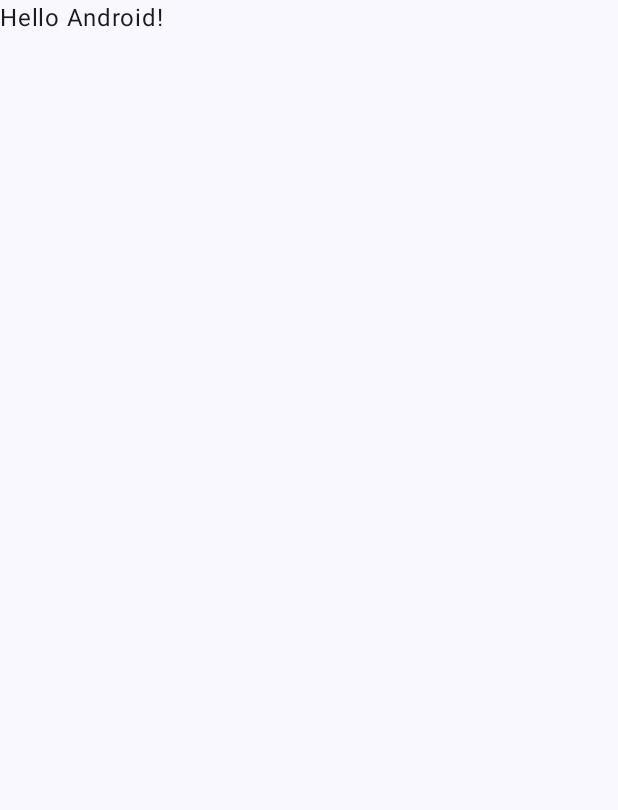
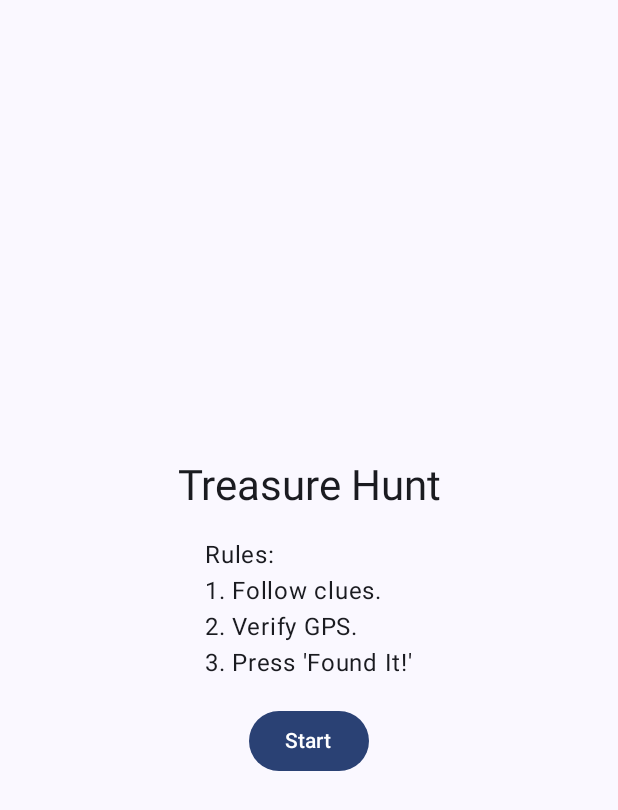
Before and after one commit to CS-492-nilsstreedain/assignment6, an Android app built with Jetpack Compose: the screen it shows after launch (MainActivity), on a phone screen of 412 x 824 dp. Before the commit the part shown is almost empty. Shown: the top 810 px of the screen. Run offline under Robolectric (Android 15) with nearby library versions, the phone set to English and light mode, and no system bars.

Commit message:
Completed Assignment 6

```diff
--- a/app/build.gradle.kts
+++ b/app/build.gradle.kts
@@ -49,6 +49,8 @@ dependencies {
     implementation(libs.androidx.ui.graphics)
     implementation(libs.androidx.ui.tooling.preview)
     implementation(libs.androidx.material3)
+    implementation(libs.androidx.navigation.compose)
+    implementation(libs.play.services.location)
     testImplementation(libs.junit)
     androidTestImplementation(libs.androidx.junit)
     androidTestImplementation(libs.androidx.espresso.core)
--- a/app/src/main/AndroidManifest.xml
+++ b/app/src/main/AndroidManifest.xml
@@ -1,7 +1,8 @@
 <?xml version="1.0" encoding="utf-8"?>
 <manifest xmlns:android="http://schemas.android.com/apk/res/android"
     xmlns:tools="http://schemas.android.com/tools">
-
+    <uses-permission android:name="android.permission.ACCESS_FINE_LOCATION" />
+    <uses-permission android:name="android.permission.ACCESS_COARSE_LOCATION" />
     <application
         android:allowBackup="true"
         android:dataExtractionRules="@xml/data_extraction_rules"
--- a/app/src/main/java/com/example/assignment6/MainActivity.kt
+++ b/app/src/main/java/com/example/assignment6/MainActivity.kt
@@ -1,3 +1,8 @@
+/* Assignment 6
+   MainActivity.kt
+   Nils Streedain | streedan@oregonstate.com
+   CS 492 | Oregon State University
+*/
 package com.example.assignment6
 
 import android.os.Bundle
@@ -7,10 +12,10 @@ import androidx.activity.enableEdgeToEdge
 import androidx.compose.foundation.layout.fillMaxSize
 import androidx.compose.foundation.layout.padding
 import androidx.compose.material3.Scaffold
-import androidx.compose.material3.Text
 import androidx.compose.runtime.Composable
 import androidx.compose.ui.Modifier
 import androidx.compose.ui.tooling.preview.Preview
+import com.example.assignment6.ui.AppNavHost
 import com.example.assignment6.ui.theme.Assignment6Theme
 
 class MainActivity : ComponentActivity() {
@@ -20,28 +25,17 @@ class MainActivity : ComponentActivity() {
         setContent {
             Assignment6Theme {
                 Scaffold(modifier = Modifier.fillMaxSize()) { innerPadding ->
-                    Greeting(
-                        name = "Android",
-                        modifier = Modifier.padding(innerPadding)
-                    )
+                    AppNavHost(modifier = Modifier.padding(innerPadding))
                 }
             }
         }
     }
 }
 
-@Composable
-fun Greeting(name: String, modifier: Modifier = Modifier) {
-    Text(
-        text = "Hello $name!",
-        modifier = modifier
-    )
-}
-
 @Preview(showBackground = true)
 @Composable
-fun GreetingPreview() {
+fun MainActivityPreview() {
     Assignment6Theme {
-        Greeting("Android")
+        AppNavHost()
     }
 }
--- /dev/null
+++ b/app/src/main/java/com/example/assignment6/data/ClueData.kt
@@ -0,0 +1,29 @@
+/* Assignment 6
+   ClueData.kt
+   Nils Streedain | streedan@oregonstate.com
+   CS 492 | Oregon State University
+*/
+package com.example.assignment6.data
+
+import com.example.assignment6.model.Clue
+
+object ClueData {
+    val clues = listOf(
+        Clue(
+            id = 1,
+            clueText = "Find the fountain in the heart of the city where locals gather.",
+            hint = "It's often called Portland's living room.",
+            description = "Pioneer Courthouse Square officially opened in 1984 and quickly became a central gathering spot for concerts and public events. Once the site of a hotel and even a parking lot, it now hosts thousands of visitors each year in downtown Portland.",
+            latitude = 45.518457,
+            longitude = -122.678239
+        ),
+        Clue(
+            id = 2,
+            clueText = "Seek the neon sign that guides travelers by the river.",
+            hint = "Look for the famous 'White Stag' near the Burnside Bridge.",
+            description = "The White Stag Sign, installed in 1940, has changed designs over the years but remains an iconic city symbol. Known for its neon stag and outline of Oregon, it greets visitors crossing the Burnside Bridge into downtown Portland.",
+            latitude = 45.523302,
+            longitude = -122.670269
+        )
+    )
+}
--- /dev/null
+++ b/app/src/main/java/com/example/assignment6/model/Clue.kt
@@ -0,0 +1,15 @@
+/* Assignment 6
+   Clue.kt
+   Nils Streedain | streedan@oregonstate.com
+   CS 492 | Oregon State University
+*/
+package com.example.assignment6.model
+
+data class Clue(
+    val id: Int,
+    val clueText: String,
+    val hint: String,
+    val description: String,
+    val latitude: Double,
+    val longitude: Double
+)
--- /dev/null
+++ b/app/src/main/java/com/example/assignment6/ui/Navigation.kt
@@ -0,0 +1,151 @@
+/* Assignment 6
+   Navigation.kt
+   Nils Streedain | streedan@oregonstate.com
+   CS 492 | Oregon State University
+*/
+package com.example.assignment6.ui
+
+import android.Manifest
+import android.content.pm.PackageManager
+import androidx.activity.compose.rememberLauncherForActivityResult
+import androidx.activity.result.contract.ActivityResultContracts
+import androidx.compose.foundation.layout.*
+import androidx.compose.material3.*
+import androidx.compose.runtime.*
+import androidx.compose.ui.Alignment
+import androidx.compose.ui.Modifier
+import androidx.compose.ui.platform.LocalContext
+import androidx.compose.ui.unit.dp
+import androidx.core.content.ContextCompat
+import androidx.lifecycle.viewmodel.compose.viewModel
+import androidx.navigation.NavController
+import androidx.navigation.compose.*
+import com.example.assignment6.model.Clue
+import com.example.assignment6.viewmodel.Hunt
+import com.google.android.gms.location.LocationServices
+import com.google.android.gms.location.Priority
+
+@Composable
+fun ScreenBody(
+    alert: String? = null,
+    dismissAlert: () -> Unit = {},
+    content: @Composable ColumnScope.() -> Unit
+) {
+    Column(
+        Modifier.fillMaxSize().padding(16.dp),
+        verticalArrangement = Arrangement.Center,
+        horizontalAlignment = Alignment.CenterHorizontally
+    ) { content() }
+    alert?.let {
+        AlertDialog(
+            onDismissRequest = dismissAlert,
+            title = { Text("Note") },
+            text = { Text(it) },
+            confirmButton = { Button(onClick = dismissAlert) { Text("OK") } }
+        )
+    }
+}
+
+@Composable
+fun AppNavHost(modifier: Modifier = Modifier) {
+    val navController = rememberNavController()
+    val vm: Hunt = viewModel()
+    val clue by vm.currentClue.collectAsState()
+    val time by vm.elapsedTime.collectAsState()
+    NavHost(navController, startDestination = "start", modifier) {
+        composable("start") { StartScreen(navController, vm) }
+        composable("clue") { ClueScreen(navController, vm, clue, time) }
+        composable("clueSolved") { ClueSolvedScreen(navController, vm, clue, time) }
+        composable("completed") { CompletedScreen(navController, clue, time) }
+    }
+}
+
+@Composable
+fun StartScreen(nc: NavController, vm: Hunt) {
+    val ctx = LocalContext.current
+    val perm = rememberLauncherForActivityResult(ActivityResultContracts.RequestPermission()) {}
+    LaunchedEffect(Unit) {
+        if (ContextCompat.checkSelfPermission(ctx, Manifest.permission.ACCESS_FINE_LOCATION)
+            != PackageManager.PERMISSION_GRANTED
+        ) perm.launch(Manifest.permission.ACCESS_FINE_LOCATION)
+    }
+    ScreenBody {
+        Text("Treasure Hunt", style = MaterialTheme.typography.headlineMedium)
+        Spacer(Modifier.height(16.dp))
+        Text("Rules:\n" +
+                "1. Follow clues.\n" +
+                "2. Verify GPS.\n" +
+                "3. Press 'Found It!'"
+        )
+        Spacer(Modifier.height(16.dp))
+        Button(onClick = {
+            vm.resetGame()
+            nc.navigate("clue"){ popUpTo("start"){ inclusive=true } }
+        }) { Text("Start") }
+    }
+}
+
+@Composable
+fun ClueScreen(nc: NavController, vm: Hunt, clue: Clue, time: Long) {
+    val ctx = LocalContext.current
+    var alert by remember { mutableStateOf<String?>(null) }
+    ScreenBody(alert, { alert = null }) {
+        Text("Clue: ${clue.clueText}")
+        Text("Time: ${time}s")
+        Button({ alert = clue.hint }) { Text("Hint") }
+        Button({
+            if (ContextCompat.checkSelfPermission(ctx, Manifest.permission.ACCESS_FINE_LOCATION)
+                != PackageManager.PERMISSION_GRANTED
+            ) { alert="Permission not granted";return@Button }
+            LocationServices.getFusedLocationProviderClient(ctx)
+                .getCurrentLocation(Priority.PRIORITY_HIGH_ACCURACY,null)
+                .addOnSuccessListener { loc ->
+                    when {
+                        loc==null -> alert="No location"
+                        !vm.checkLocation(loc.latitude, loc.longitude) ->
+                            alert="Location not correct. Try again."
+                        clue.id==2 -> {
+                            vm.stopTimer()
+                            nc.navigate("completed"){ popUpTo("clue"){ inclusive=true } }
+                        }
+                        else -> {
+                            nc.navigate("clueSolved"){ popUpTo("clue"){ inclusive=true } }
+                        }
+                    }
+                }
+                .addOnFailureListener { alert="Error retrieving location" }
+        }) { Text("Found It!") }
+        Button({ nc.navigate("start"){ popUpTo("start"){ inclusive=true } } }) { Text("Quit") }
+    }
+}
+
+@Composable
+fun ClueSolvedScreen(nc: NavController, vm: Hunt, clue: Clue, time: Long) {
+    LaunchedEffect(Unit) {
+        vm.stopTimer()
+    }
+    ScreenBody {
+        Text("Clue Solved!")
+        Text("Time Elapsed: ${time}s")
+        Spacer(Modifier.height(16.dp))
+        Text(clue.description)
+        Spacer(Modifier.height(16.dp))
+        Button({
+            vm.moveToNextClue()
+            vm.startTimer()
+            nc.navigate("clue"){ popUpTo("clueSolved"){ inclusive=true } }
+        }) { Text("Continue") }
+    }
+}
+
+@Composable
+fun CompletedScreen(nc: NavController, clue: Clue, time: Long) {
+    ScreenBody {
+        Text("Treasure Hunt Completed!")
+        Text("Total Time: ${time}s")
+        Spacer(Modifier.height(16.dp))
+        Text("${clue.description}")
+        Spacer(Modifier.height(16.dp))
+        Button({ nc.navigate("start"){ popUpTo("completed"){ inclusive=true } } }) { Text("Home") }
+    }
+}
--- /dev/null
+++ b/app/src/main/java/com/example/assignment6/viewmodel/Hunt.kt
@@ -0,0 +1,69 @@
+/* Assignment 6
+   Hunt.kt
+   Nils Streedain | streedan@oregonstate.com
+   CS 492 | Oregon State University
+*/
+package com.example.assignment6.viewmodel
+
+import androidx.lifecycle.ViewModel
+import androidx.lifecycle.viewModelScope
+import com.example.assignment6.data.ClueData
+import com.example.assignment6.util.LocationUtils
+import kotlinx.coroutines.Job
+import kotlinx.coroutines.delay
+import kotlinx.coroutines.flow.MutableStateFlow
+import kotlinx.coroutines.flow.StateFlow
+import kotlinx.coroutines.launch
+
+class Hunt : ViewModel() {
+
+    private val _currentClueIndex = MutableStateFlow(0)
+    private val _elapsedTime = MutableStateFlow(0L)
+    val elapsedTime: StateFlow<Long> = _elapsedTime
+
+    private val _currentClue = MutableStateFlow(ClueData.clues[0])
+    val currentClue: StateFlow<com.example.assignment6.model.Clue> = _currentClue
+
+    private var timerJob: Job? = null
+
+    init {
+        resetGame()
+    }
+
+    fun startTimer() {
+        stopTimer()
+        timerJob = viewModelScope.launch {
+            while (true) {
+                delay(1000L)
+                _elapsedTime.value++
+            }
+        }
+    }
+
+    fun stopTimer() {
+        timerJob?.cancel()
+        timerJob = null
+    }
+
+    fun resetGame() {
+        stopTimer()
+        _elapsedTime.value = 0L
+        _currentClueIndex.value = 0
+        _currentClue.value = ClueData.clues[0]
+        startTimer() // start a fresh timer on reset
+    }
+
+    fun moveToNextClue() {
+        val nextIndex = _currentClueIndex.value + 1
+        if (nextIndex < ClueData.clues.size) {
+            _currentClueIndex.value = nextIndex
+            _currentClue.value = ClueData.clues[nextIndex]
+        }
+    }
+
+    fun checkLocation(currentLat: Double, currentLon: Double, thresholdKm: Double = 0.05): Boolean {
+        val clue = _currentClue.value
+        val distanceKm = LocationUtils.calculateDistance(currentLat, currentLon, clue.latitude, clue.longitude)
+        return distanceKm <= thresholdKm
+    }
+}
--- a/gradle/libs.versions.toml
+++ b/gradle/libs.versions.toml
@@ -8,6 +8,8 @@ espressoCore = "3.5.1"
 lifecycleRuntimeKtx = "2.6.1"
 activityCompose = "1.8.0"
 composeBom = "2024.09.00"
+navigationCompose = "2.8.8"
+playServicesLocation = "21.3.0"
 
 [libraries]
 androidx-core-ktx = { group = "androidx.core", name = "core-ktx", version.ref = "coreKtx" }
@@ -24,6 +26,8 @@ androidx-ui-tooling-preview = { group = "androidx.compose.ui", name = "ui-toolin
 androidx-ui-test-manifest = { group = "androidx.compose.ui", name = "ui-test-manifest" }
 androidx-ui-test-junit4 = { group = "androidx.compose.ui", name = "ui-test-junit4" }
 androidx-material3 = { group = "androidx.compose.material3", name = "material3" }
+androidx-navigation-compose = { group = "androidx.navigation", name = "navigation-compose", version.ref = "navigationCompose" }
+play-services-location = { group = "com.google.android.gms", name = "play-services-location", version.ref = "playServicesLocation" }
 
 [plugins]
 android-application = { id = "com.android.application", version.ref = "agp" }
```
Also changed, not shown: app/src/main/java/com/example/assignment6/util/LocationUtils.kt (added, +28 -0 lines).
